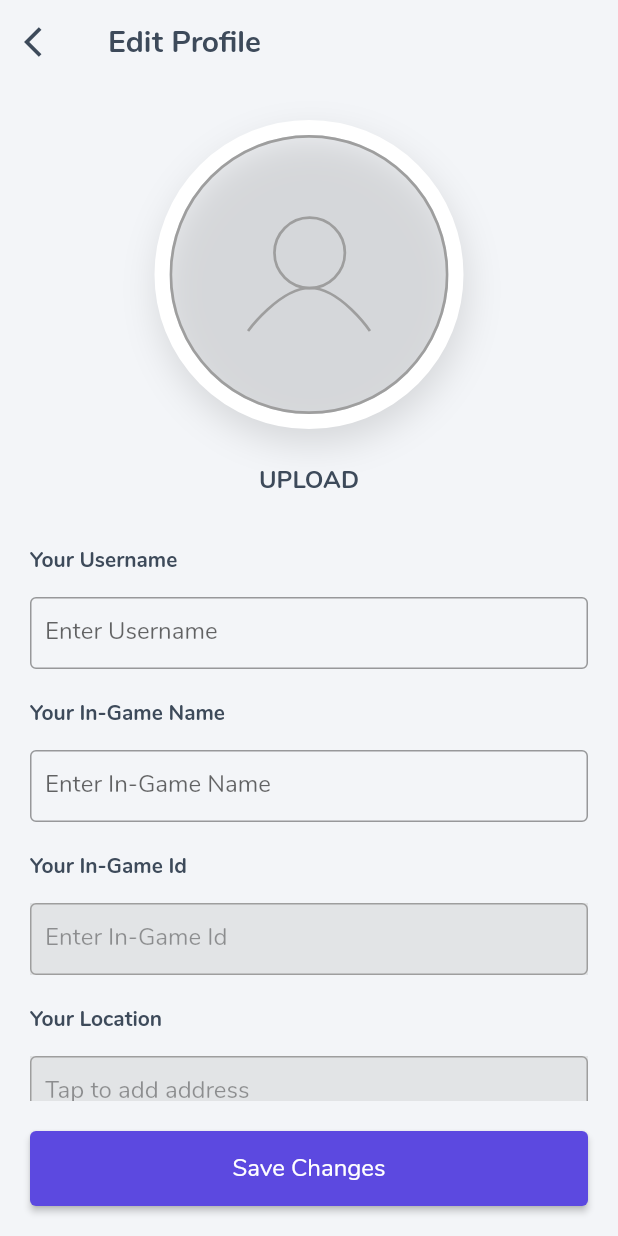
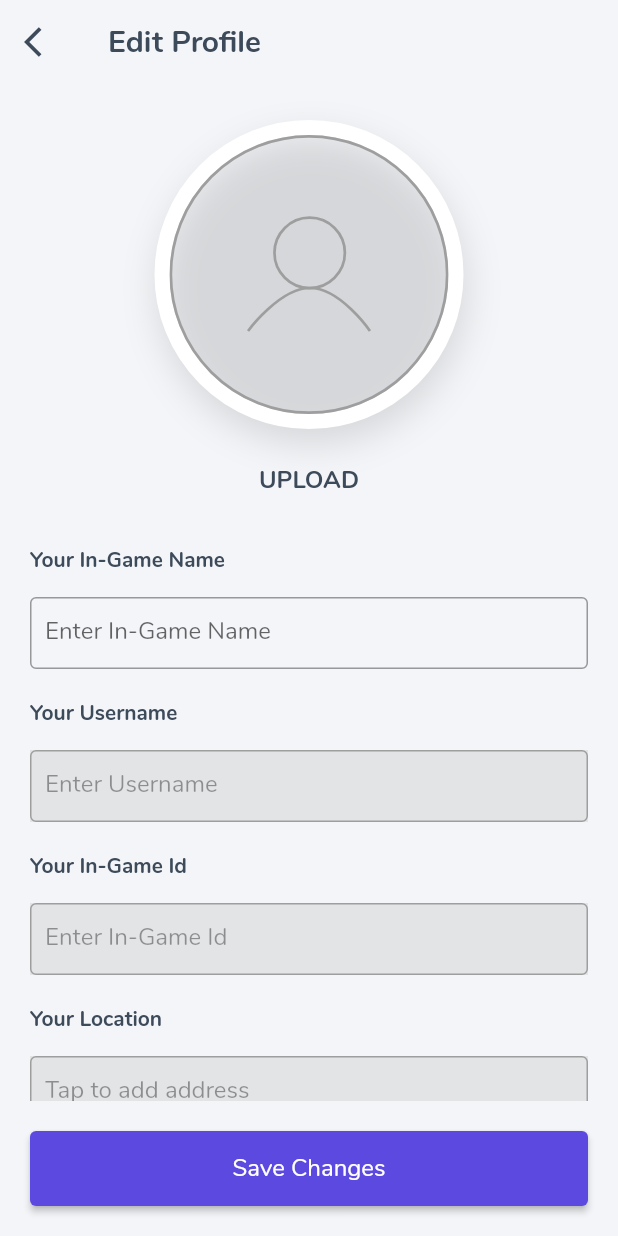
Before and after one commit to shrijanRegmi/flutter-nova-esports, a Flutter app: the EditProfileScreen screen opened directly, on a phone screen of 412 x 824 dp. Run offline on Flutter 3.47's test engine with Material 2 defaults, Android fonts, the phone set to English and light mode, and no system bars; our stand-ins replace auto_size_text, cached_network_image, cloud_firestore, data_connection_checker, device_info, firebase_auth and 15 more; missing offline and left inert: geocoder; accounts and stored records are empty; network calls fail; project files that could hold a hidden picture were left out.

```diff
--- a/lib/views/screens/edit_profile_screen.dart
+++ b/lib/views/screens/edit_profile_screen.dart
@@ -151,17 +151,18 @@ class EditProfileScreen extends StatelessWidget {
       crossAxisAlignment: CrossAxisAlignment.start,
       children: [
         _inputFieldItem(
-          'Your Username',
-          'Enter Username',
-          vm.nameController,
+          'Your In-Game Name',
+          'Enter In-Game Name',
+          vm.inGameNameController,
         ),
         SizedBox(
           height: 20.0,
         ),
         _inputFieldItem(
-          'Your In-Game Name',
-          'Enter In-Game Name',
-          vm.inGameNameController,
+          'Your Username',
+          'Enter Username',
+          vm.nameController,
+          onTapped: () {},
         ),
         SizedBox(
           height: 20.0,
```
